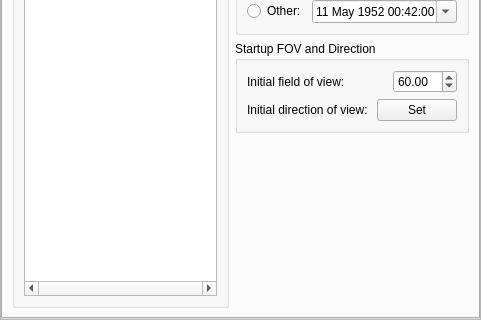
Qt form src/gui/configurationDialog.ui (519984307/stellarium_src) before a commit; both pictures show x 0 to 481 and y 145 to 465 of the 481 by 465 pixel window.
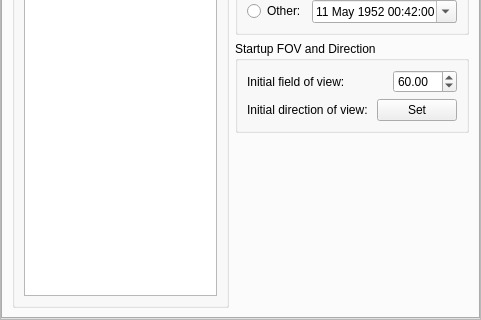
The same form after that commit. Custom widgets are drawn as their Qt base class.

The edit to the form file:
```diff
--- a/src/gui/configurationDialog.ui
+++ b/src/gui/configurationDialog.ui
@@ -181,7 +181,7 @@
                 </size>
                </property>
                <property name="horizontalScrollBarPolicy" >
-                <enum>Qt::ScrollBarAlwaysOn</enum>
+                <enum>Qt::ScrollBarAlwaysOff</enum>
                </property>
               </widget>
              </item>
```
